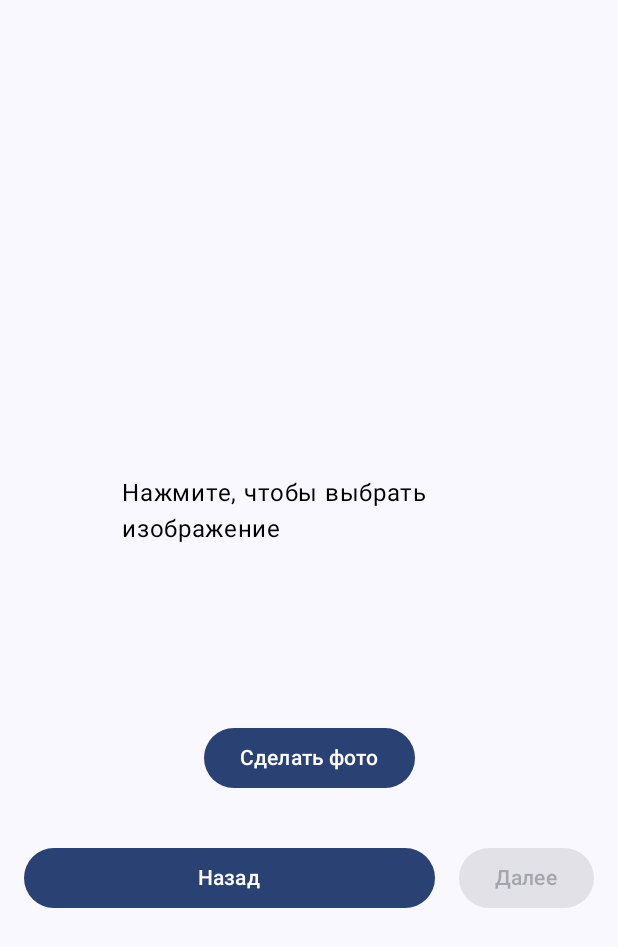
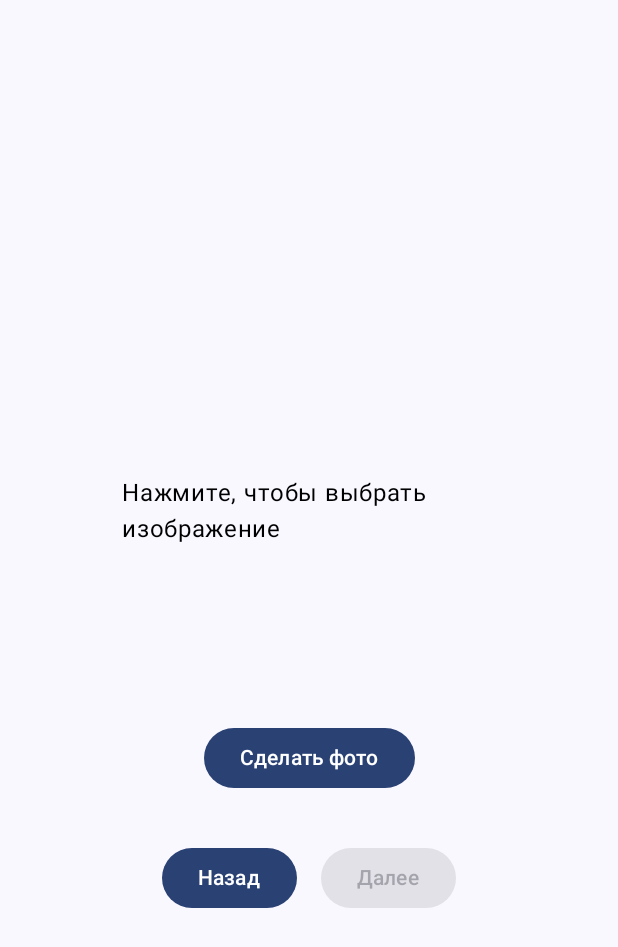
Before and after one commit to Chupssss/Bonmi, an Android app built with Jetpack Compose: the ImagePickerScreen screen opened through its navigation route, on a phone screen of 412 x 824 dp. Shown: the top 947 px of the screen. Run offline under Robolectric (Android 15) with nearby library versions, the phone set to English and light mode, and no system bars; libraries missing offline, so code that uses them is left out: app.rive.runtime; 1 statement that could not run was skipped.

Commit message:
working version 4 CLEAR

```diff
--- a/app/src/main/java/com/example/smartcook/data/RecipeCacheManager.kt
+++ b/app/src/main/java/com/example/smartcook/data/RecipeCacheManager.kt
@@ -5,13 +5,12 @@ import androidx.datastore.preferences.core.edit
 import androidx.datastore.preferences.core.stringPreferencesKey
 import androidx.datastore.preferences.preferencesDataStore
 import com.example.smartcook.data.itemData.RecipePreviewData
+import kotlinx.coroutines.Dispatchers
 import kotlinx.coroutines.flow.first
 import kotlinx.coroutines.flow.map
+import kotlinx.coroutines.withContext
 import kotlinx.serialization.encodeToString
 import kotlinx.serialization.json.Json
-import kotlinx.coroutines.Dispatchers
-import kotlinx.coroutines.withContext
-
 
 
 private val Context.dataStore by preferencesDataStore(name = "recipe_cache")
--- a/app/src/main/java/com/example/smartcook/data/itemData/Ingredient.kt
+++ b/app/src/main/java/com/example/smartcook/data/itemData/Ingredient.kt
@@ -9,4 +9,4 @@ data class Ingredient(
     val name_en: String,
     var detected: Boolean,
 
-)
+    )
--- a/app/src/main/java/com/example/smartcook/data/uploadIngredientsToServer.kt
+++ b/app/src/main/java/com/example/smartcook/data/uploadIngredientsToServer.kt
@@ -7,8 +7,8 @@ import io.ktor.client.plugins.contentnegotiation.ContentNegotiation
 import io.ktor.client.request.post
 import io.ktor.client.request.setBody
 import io.ktor.client.statement.HttpResponse
+import io.ktor.client.statement.bodyAsText
 import io.ktor.http.ContentType
-import io.ktor.client.statement.bodyAsText
 import io.ktor.http.contentType
 import io.ktor.serialization.kotlinx.json.json
 import kotlinx.serialization.json.Json
--- a/app/src/main/java/com/example/smartcook/data/viewModels/FavoriteStorage.kt
+++ b/app/src/main/java/com/example/smartcook/data/viewModels/FavoriteStorage.kt
@@ -7,7 +7,6 @@ import java.io.File
 
 private const val favoritesFileName = "favorites.json"
 
-// * Загружает список ID избранных рецептов с устройства
 fun loadFavoriteIds(context: Context): List<Int> {
     val file = File(context.filesDir, favoritesFileName)
     if (!file.exists()) return emptyList()
@@ -18,7 +17,6 @@ fun loadFavoriteIds(context: Context): List<Int> {
         emptyList()
     }
 }
-//Сохраняет список ID избранных рецептов на устройство
 
 fun saveFavoriteIds(context: Context, ids: List<Int>) {
     val json = Json.encodeToString(ids)
--- a/app/src/main/java/com/example/smartcook/data/viewModels/ItemViewModel.kt
+++ b/app/src/main/java/com/example/smartcook/data/viewModels/ItemViewModel.kt
@@ -4,8 +4,8 @@ import android.content.Context
 import androidx.lifecycle.ViewModel
 import androidx.lifecycle.viewModelScope
 import com.example.smartcook.data.RecipeCacheManager
+import com.example.smartcook.data.Response.RecipeResponse
 import com.example.smartcook.data.itemData.RecipePreviewData
-import com.example.smartcook.data.Response.RecipeResponse
 import io.ktor.client.HttpClient
 import io.ktor.client.engine.okhttp.OkHttp
 import io.ktor.client.plugins.contentnegotiation.ContentNegotiation
--- a/app/src/main/java/com/example/smartcook/screens/FullScreenRecipe.kt
+++ b/app/src/main/java/com/example/smartcook/screens/FullScreenRecipe.kt
@@ -59,7 +59,7 @@ fun FullScreenRecipe(
     val scroll = rememberScrollState()
 
     Scaffold(
-        topBar = { /* Убираем TopAppBar — кнопка будет поверх изображения */ }
+        topBar = { }
     ) { padding ->
 
         Column(
@@ -68,7 +68,6 @@ fun FullScreenRecipe(
                 .verticalScroll(scroll)
         ) {
 
-            // 📸 Блок с изображением и кнопкой назад
             Box(
                 modifier = Modifier
                     .fillMaxWidth()
@@ -100,7 +99,6 @@ fun FullScreenRecipe(
 
             Spacer(modifier = Modifier.height(16.dp))
 
-            // 🧾 Контент в карточке
             Card(
                 modifier = Modifier
                     .padding(16.dp)
--- a/app/src/main/java/com/example/smartcook/screens/ImagePickerScreen.kt
+++ b/app/src/main/java/com/example/smartcook/screens/ImagePickerScreen.kt
@@ -104,7 +104,6 @@ fun ImagePickerScreen(navController: NavController, model: ImagePickerViewModel)
         ) {
             Button(
                 onClick = { navController.popBackStack() },
-                modifier = Modifier.weight(1f)
             ) {
                 Text("Назад")
             }
@@ -130,7 +129,6 @@ fun ImagePickerScreen(navController: NavController, model: ImagePickerViewModel)
                     onConfirm = { selectedIngredients ->
                         showIngredientsDialog = false
 
-                        // Показать экран загрузки (через состояние навигации)
                         navController.navigate(Screen.LoadingScreen.route)
 
                         model.uploadSelectedIngredients(
@@ -141,7 +139,7 @@ fun ImagePickerScreen(navController: NavController, model: ImagePickerViewModel)
                             },
                             onError = { e ->
                                 Log.e("UploadError", "Ошибка при загрузке рецептов", e)
-                                navController.popBackStack() // Убираем загрузку
+                                navController.popBackStack()
                             }
                         )
                     }
--- a/app/src/main/java/com/example/smartcook/screens/RecipeListScreen.kt
+++ b/app/src/main/java/com/example/smartcook/screens/RecipeListScreen.kt
@@ -97,23 +97,5 @@ fun RecipeListScreen(
                 Spacer(modifier = Modifier.height(80.dp)) // под FAB
             }
         }
-
-        /*        if (showScrollToTop) {
-                    Box(
-                        Modifier
-                            .fillMaxSize()
-                            .padding(16.dp),
-                        contentAlignment = Alignment.BottomEnd
-                    ) {
-                        SmallFloatingActionButton(
-                            onClick = { scope.launch { listState.animateScrollToItem(0) } }
-                        ) {
-                            Icon(
-                                painter = painterResource(id = R.drawable.arrow_upward_24px),
-                                contentDescription = null
-                            )
-                        }
-                    }
-                }*/
     }
 }
--- a/app/src/main/java/com/example/smartcook/screens/navigation/MainScreen.kt
+++ b/app/src/main/java/com/example/smartcook/screens/navigation/MainScreen.kt
@@ -69,10 +69,6 @@ fun MainScreen(navController: NavController, itemViewModel: ItemViewModel) {
                         },
                         label = { Text(text = navItem.label) })
                 }
-                /*FloatingActionButton(onClick = { navController.navigate("imagePicker") },modifier = Modifier
-                    .padding(10.dp)) {
-                    Icon(painter = painterResource(id = R.drawable.photo_camera_24px), contentDescription = null)
-                }*/
             }
         }
     ) { innerPadding ->
--- a/app/src/main/java/com/example/smartcook/screens/navigation/ScreenRoutes.kt
+++ b/app/src/main/java/com/example/smartcook/screens/navigation/ScreenRoutes.kt
@@ -9,6 +9,7 @@ sealed class Screen(val route: String) {
     object LoadingScreen : Screen("loading?nextRoute={nextRoute}") {
         fun withNextRoute(nextRoute: String) = "loading?nextRoute=$nextRoute"
     }
+
     object FullRecipe : Screen("fullRecipe/{recipeId}") {
         fun withId(id: Int) = "fullRecipe/$id"
     }
```
Also changed, not shown: app/src/main/java/com/example/smartcook/data/viewModels/ImagePickerViewModel.kt (+5 -6 lines), app/src/main/java/com/example/smartcook/screens/IngredientsDialog.kt (+12 -10 lines), app/src/main/java/com/example/smartcook/screens/RecipesFromPhoto.kt (+8 -24 lines).
